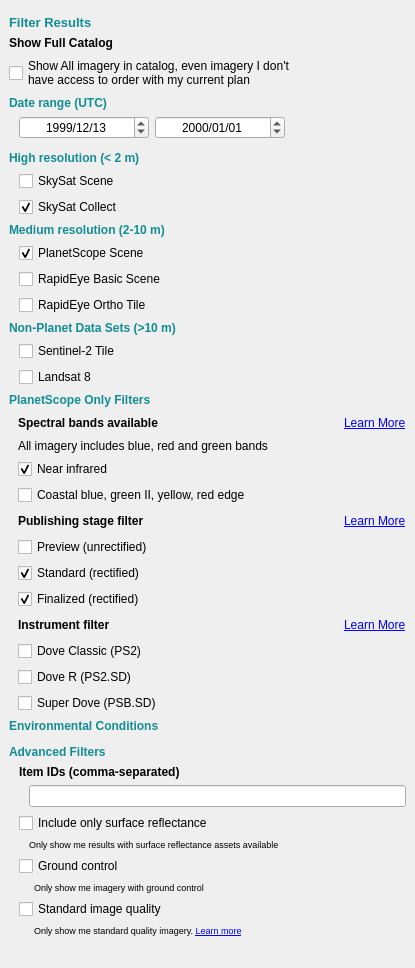
First picture: the form in planet_explorer/ui/pe_daily_filter_base.ui, repository planetlabs/qgis-planet-plugin, before the edit.
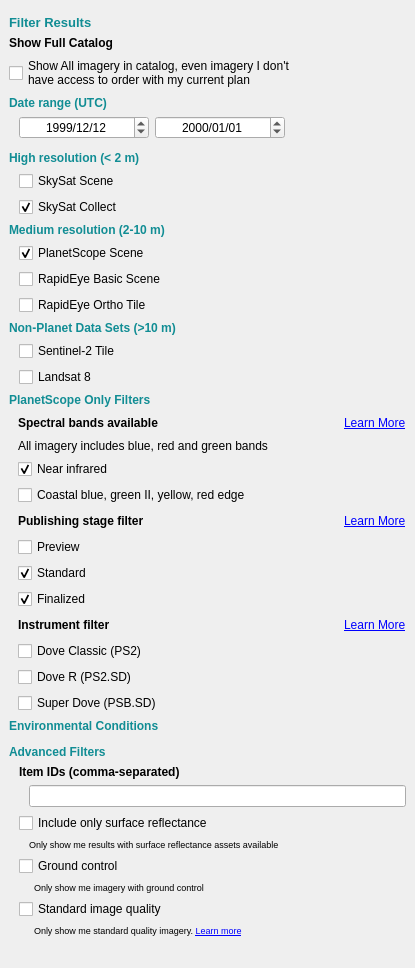
Second picture: the form after the edit. Custom widgets are drawn as their Qt base class.

Commit message: Updated preview, standard and finalized wording

```diff
--- a/planet_explorer/ui/pe_daily_filter_base.ui
+++ b/planet_explorer/ui/pe_daily_filter_base.ui
@@ -158,7 +158,7 @@
              <second>0</second>
              <year>1999</year>
              <month>12</month>
-             <day>13</day>
+             <day>12</day>
             </datetime>
            </property>
            <property name="time">
@@ -536,7 +536,7 @@
                 <item>
                  <widget class="QCheckBox" name="cb_publish_preview_3">
                   <property name="text">
-                   <string>Preview (unrectified)</string>
+                   <string>Preview</string>
                   </property>
                   <property name="api-publish" stdset="0">
                    <string>preview</string>
@@ -546,7 +546,7 @@
                 <item>
                  <widget class="QCheckBox" name="cb_publish_standard_3">
                   <property name="text">
-                   <string>Standard (rectified)</string>
+                   <string>Standard</string>
                   </property>
                   <property name="checked">
                    <bool>true</bool>
@@ -559,7 +559,7 @@
                 <item>
                  <widget class="QCheckBox" name="cb_publish_finalized_3">
                   <property name="text">
-                   <string>Finalized (rectified)</string>
+                   <string>Finalized</string>
                   </property>
                   <property name="checked">
                    <bool>true</bool>
```
